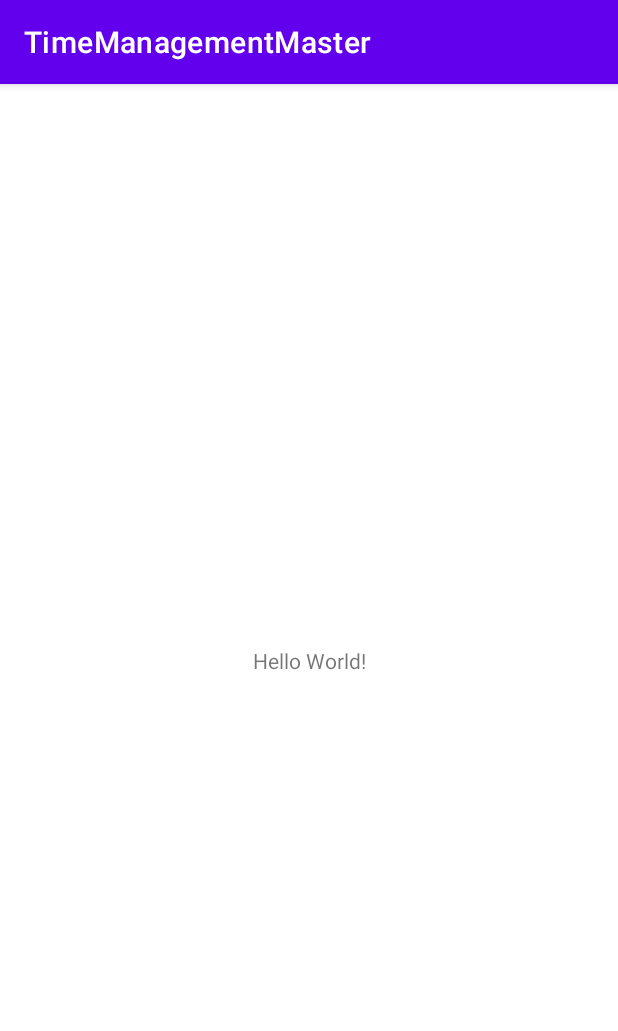
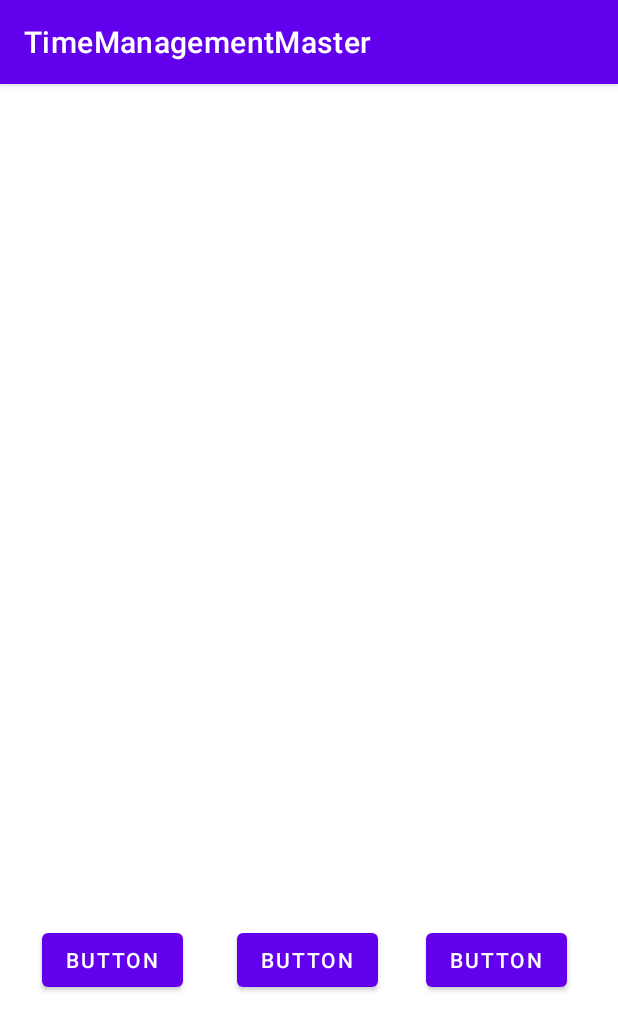
Before and after one commit to HappyGroupHub/TimeManagementMaster, an Android app: the screen it shows after launch (MainActivity), on a phone screen of 412 x 824 dp. Shown: the top 1031 px of the screen. Run offline under Robolectric (Android 15) with nearby library versions, the phone set to English and light mode, and no system bars.

Commit message:
Update - Added below buttons

```diff
--- a/app/src/main/res/layout/activity_main.xml
+++ b/app/src/main/res/layout/activity_main.xml
@@ -6,13 +6,33 @@
     android:layout_height="match_parent"
     tools:context=".MainActivity">
 
-    <TextView
+    <Button
+        android:id="@+id/btn_home"
         android:layout_width="wrap_content"
         android:layout_height="wrap_content"
-        android:text="Hello World!"
-        app:layout_constraintBottom_toBottomOf="parent"
-        app:layout_constraintLeft_toLeftOf="parent"
-        app:layout_constraintRight_toRightOf="parent"
+        android:layout_marginStart="36dp"
+        android:layout_marginTop="560dp"
+        android:text="Button"
+        app:layout_constraintStart_toEndOf="@+id/btn_calendar"
         app:layout_constraintTop_toTopOf="parent" />
 
+    <Button
+        android:id="@+id/btn_calendar"
+        android:layout_width="wrap_content"
+        android:layout_height="wrap_content"
+        android:layout_marginStart="28dp"
+        android:layout_marginTop="560dp"
+        android:text="Button"
+        app:layout_constraintStart_toStartOf="parent"
+        app:layout_constraintTop_toTopOf="parent" />
+
+    <Button
+        android:id="@+id/btn_notify"
+        android:layout_width="wrap_content"
+        android:layout_height="wrap_content"
+        android:layout_marginStart="32dp"
+        android:layout_marginTop="560dp"
+        android:text="Button"
+        app:layout_constraintStart_toEndOf="@+id/btn_home"
+        app:layout_constraintTop_toTopOf="parent" />
 </androidx.constraintlayout.widget.ConstraintLayout>
--- a/build.gradle
+++ b/build.gradle
@@ -5,7 +5,7 @@ buildscript {
         mavenCentral()
     }
     dependencies {
-        classpath "com.android.tools.build:gradle:7.0.3"
+        classpath 'com.android.tools.build:gradle:7.0.4'
         classpath "org.jetbrains.kotlin:kotlin-gradle-plugin:1.6.0"
 
         // NOTE: Do not place your application dependencies here; they belong
```
